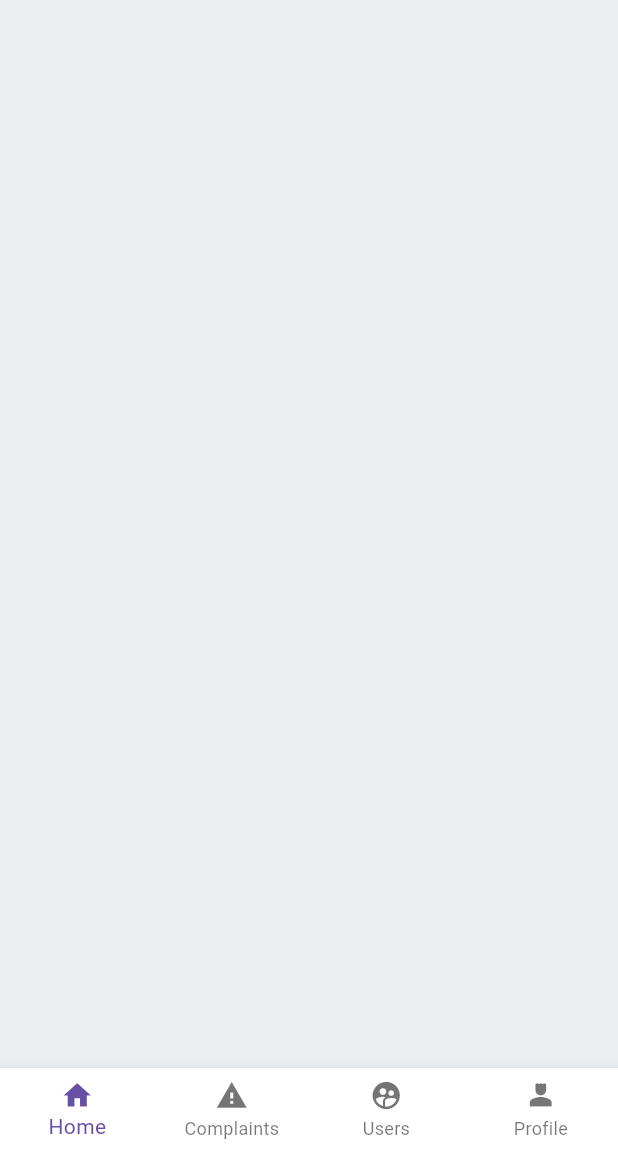
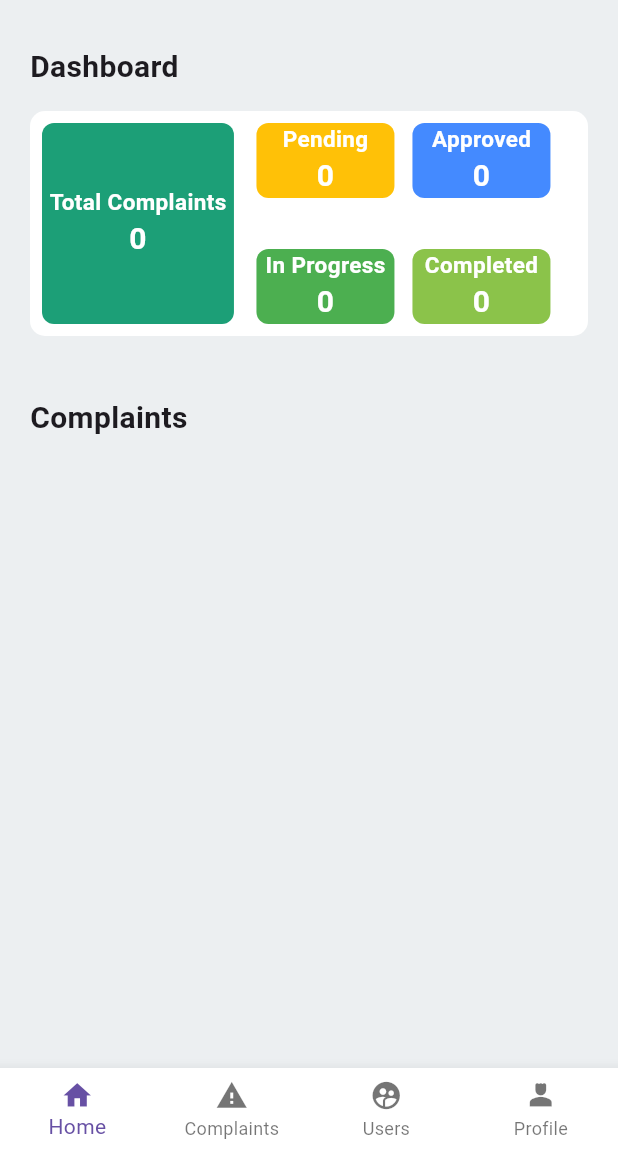
Before and after one commit to binodojha/waste-complaint-system, a Flutter app: the AdminScreen screen opened by its route, on a phone screen of 412 x 824 dp, the part 84-1236 px from its top. Run offline on Flutter 3.47's test engine with Material 3 defaults, Android fonts, the light colour scheme and no system bars; our stand-ins replace cloud_firestore, firebase_auth, firebase_core, geocoding, google_maps_flutter, image_picker and 1 more; missing offline and left inert: dart:ffi; accounts and stored records are empty.

Commit message:
Added admin dashboard with total, pending, and approved complaints count

```diff
--- a/lib/screens/admin/admin_screen.dart
+++ b/lib/screens/admin/admin_screen.dart
@@ -1,8 +1,6 @@
 import 'dart:convert';
 import 'package:flutter/material.dart';
-import 'package:firebase_auth/firebase_auth.dart';
-import 'package:cloud_firestore/cloud_firestore.dart';
-// import 'package:google_maps_flutter/google_maps_flutter.dart';
+import 'package:swms/utils/firebase_serivce.dart';
 import 'package:swms/components/admin_navigation_bar.dart';
 
 class AdminScreen extends StatefulWidget {
@@ -13,7 +11,7 @@ class AdminScreen extends StatefulWidget {
   State<AdminScreen> createState() => _AdminScreenState();
 }
 
-FirebaseFirestore _firestore = FirebaseFirestore.instance;
+final FirebaseSerivce _firebaseService = FirebaseSerivce();
 
 class _AdminScreenState extends State<AdminScreen> {
   int? expandedIndex;
@@ -49,21 +47,50 @@ class _AdminScreenState extends State<AdminScreen> {
       body: Container(
         decoration: BoxDecoration(),
         margin: EdgeInsets.only(left: 20, right: 20, top: 30),
+        child: Column(
+          crossAxisAlignment: CrossAxisAlignment.start,
+          children: [
+            Text(
+              "Dashboard",
+              style: TextStyle(
+                fontSize: 20,
+                fontWeight: FontWeight.bold,
+              ),
+            ),
+            SizedBox(
+              height: 15,
+            ),
+            Container(
+              height: 150,
+              width: double.maxFinite,
+              padding: EdgeInsets.all(8),
+              decoration: BoxDecoration(
+                color: Colors.white,
+                borderRadius: BorderRadius.circular(10),
+              ),
+              child: ComplaintsDashboard(),
+            ),
+            SizedBox(
+              height: 40,
+            ),
+            Text(
+              "Complaints",
+              style: TextStyle(
+                fontSize: 20,
+                fontWeight: FontWeight.bold,
+              ),
+            ),
+            SizedBox(
+              height: 15,
+            ),
+            Expanded(
               child: StreamBuilder(
-          stream: _firestore.collection('complaints').snapshots(),
+                stream: _firebaseService.getComplaints(),
                 builder: (context, snapshot) {
-            var complaints = snapshot.data!.docs.map((doc) {
-              return {
-                'id': doc.id,
-                'title': doc['title'],
-                'description': doc['description'],
-                'location': doc['location'],
-                'email': doc['email'],
-                'image': doc['image'],
-                'timestamp': doc['timestamp'],
-                'status': doc['status'],
-              };
-            }).toList();
+                  if (snapshot.connectionState == ConnectionState.waiting) {
+                    return Center(child: CircularProgressIndicator());
+                  }
+                  var complaints = snapshot.data!;
                   return ListView.builder(
                     itemCount: complaints.length,
                     itemBuilder: (context, index) {
@@ -80,6 +107,9 @@ class _AdminScreenState extends State<AdminScreen> {
                     },
                   );
                 },
+              ),
+            ),
+          ],
         ),
       ),
     );
@@ -117,10 +147,7 @@ class _ExpandableComplaintCardState extends State<ExpandableComplaintCard> {
   String? updatedStatus;
   void updatStatus(BuildContext context, String docId, String newStatus) async {
     try {
-      await _firestore.collection('complaints').doc(docId).update({
-        'status': newStatus,
-        'timestamp': FieldValue.serverTimestamp(),
-      });
+      await _firebaseService.updateComplaintStatus(docId, newStatus);
       setState(() {
         updatedStatus = newStatus;
       });
@@ -143,7 +170,7 @@ class _ExpandableComplaintCardState extends State<ExpandableComplaintCard> {
       child: AnimatedContainer(
         duration: Duration(milliseconds: 400),
         curve: Curves.easeInOut,
-        margin: EdgeInsets.only(bottom: 10),
+        margin: EdgeInsets.only(bottom: 15),
         padding: EdgeInsets.only(left: 10, right: 20, bottom: 5, top: 5),
         decoration: BoxDecoration(
           color: Colors.white,
@@ -201,18 +228,18 @@ class _ExpandableComplaintCardState extends State<ExpandableComplaintCard> {
                 Row(
                   children: [
                     displayStatus == 'pending'
-                        ? ActionButton(
+                        ? actionButton(
                             title: 'Accept',
                             icon: Icons.check,
                             onClicked: () =>
-                                updatStatus(context, widget.id, 'In Progress'),
+                                updatStatus(context, widget.id, 'Approved'),
                           )
                         : Container(),
                     SizedBox(
                       width: 20,
                     ),
                     displayStatus == 'pending'
-                        ? ActionButton(
+                        ? actionButton(
                             title: 'Reject',
                             icon: Icons.close,
                             onClicked: () =>
@@ -229,7 +256,148 @@ class _ExpandableComplaintCardState extends State<ExpandableComplaintCard> {
   }
 }
 
-Widget ActionButton({
+class ComplaintsDashboard extends StatelessWidget {
+  const ComplaintsDashboard({super.key});
+
+  @override
+  Widget build(BuildContext context) {
+    return StreamBuilder(
+        stream: _firebaseService.getComplaints(),
+        builder: (context, snapshot) {
+          if (snapshot.connectionState == ConnectionState.waiting) {
+            return Center(child: CircularProgressIndicator());
+          }
+          var complaints = snapshot.data!;
+          // Count the complaints
+          String totalComplaintsInt = complaints.length.toString();
+          String pendingComplaintsInt = complaints
+              .where((c) => c['status'] == 'pending')
+              .length
+              .toString();
+          String completedComplaintsInt = complaints
+              .where((c) => c['status'] == 'Completed')
+              .length
+              .toString();
+          String inProgressComplaintsInt = complaints
+              .where((c) => c['status'] == 'In Progress')
+              .length
+              .toString();
+          String approvedComplaintsInt = complaints
+              .where((c) => c['status'] == 'Approved')
+              .length
+              .toString();
+          return Row(
+            crossAxisAlignment: CrossAxisAlignment.start,
+            children: [
+              complaintNumberWidget(
+                  statusTitle: 'Total Complaints',
+                  numberTitle: totalComplaintsInt,
+                  color: Color.fromARGB(1000, 5, 150, 105),
+                  statusTitleSize: 15.0,
+                  numberTitleSize: 20.0),
+              SizedBox(
+                width: 15,
+              ),
+              Column(
+                crossAxisAlignment: CrossAxisAlignment.start,
+                mainAxisAlignment: MainAxisAlignment.spaceBetween,
+                children: [
+                  Row(
+                    children: [
+                      complaintNumberWidget(
+                        statusTitle: 'Pending',
+                        numberTitle: pendingComplaintsInt,
+                        color: Colors.amber[500],
+                        statusTitleSize: 15.0,
+                        numberTitleSize: 20.0,
+                        width: 92.0,
+                      ),
+                      SizedBox(
+                        width: 12,
+                      ),
+                      complaintNumberWidget(
+                        statusTitle: 'Approved',
+                        numberTitle: approvedComplaintsInt,
+                        color: Colors.blueAccent,
+                        statusTitleSize: 15.0,
+                        numberTitleSize: 20.0,
+                        width: 92.0,
+                      ),
+                    ],
+                  ),
+                  Row(
+                    children: [
+                      complaintNumberWidget(
+                        statusTitle: 'In Progress',
+                        numberTitle: inProgressComplaintsInt,
+                        color: Colors.green,
+                        statusTitleSize: 15.0,
+                        numberTitleSize: 20.0,
+                        width: 92.0,
+                      ),
+                      SizedBox(
+                        width: 12,
+                      ),
+                      complaintNumberWidget(
+                        statusTitle: 'Completed',
+                        numberTitle: completedComplaintsInt,
+                        color: Colors.lightGreen,
+                        statusTitleSize: 15.0,
+                        numberTitleSize: 20.0,
+                        width: 92.0,
+                      ),
+                    ],
+                  )
+                ],
+              )
+            ],
+          );
+        });
+  }
+}
+
+Widget complaintNumberWidget({
+  required String statusTitle,
+  required String numberTitle,
+  required color,
+  required statusTitleSize,
+  required numberTitleSize,
+  width,
+  height,
+}) {
+  TextStyle commonTextStyle = TextStyle(
+    color: Colors.white,
+    fontWeight: FontWeight.bold,
+  );
+  return Container(
+    width: width,
+    height: height,
+    padding: EdgeInsets.symmetric(horizontal: 5),
+    decoration: BoxDecoration(
+      color: color,
+      borderRadius: BorderRadius.circular(8),
+    ),
+    child: Column(
+      mainAxisAlignment: MainAxisAlignment.center,
+      children: [
+        Text(
+          statusTitle,
+          style: commonTextStyle.copyWith(
+            fontSize: statusTitleSize,
+          ),
+        ),
+        Text(
+          numberTitle,
+          style: commonTextStyle.copyWith(
+            fontSize: numberTitleSize,
+          ),
+        ),
+      ],
+    ),
+  );
+}
+
+Widget actionButton({
   required String title,
   required IconData icon,
   required VoidCallback onClicked,
@@ -242,12 +410,14 @@ Widget ActionButton({
       shape: LinearBorder(),
     ),
     child: Row(
-      spacing: 10.0,
       children: [
         Icon(
           icon,
           color: Colors.white,
           size: 20,
+        ),
+        SizedBox(
+          width: 10,
         ),
         Text(
           title,
--- /dev/null
+++ b/lib/utils/firebase_serivce.dart
@@ -0,0 +1,34 @@
+import 'package:cloud_firestore/cloud_firestore.dart';
+
+class FirebaseSerivce {
+  final FirebaseFirestore _firestore = FirebaseFirestore.instance;
+  // fetch data from complaints documents
+  Stream<List<Map<String, dynamic>>> getComplaints() {
+    return _firestore.collection('complaints').snapshots().map((snapshot) {
+      return snapshot.docs.map((doc) {
+        return {
+          'id': doc.id,
+          'title': doc['title'],
+          'description': doc['description'],
+          'location': doc['location'],
+          'email': doc['email'],
+          'image': doc['image'],
+          'timestamp': doc['timestamp'],
+          'status': doc['status'],
+        };
+      }).toList();
+    });
+  }
+
+  // Update status field in complaints document
+  Future<void> updateComplaintStatus(String docId, String newStatus) async {
+    try {
+      await _firestore.collection('complaints').doc(docId).update({
+        'status': newStatus,
+        'timestamp': FieldValue.serverTimestamp(),
+      });
+    } catch (e) {
+      throw Exception("Error updating complaint status: $e");
+    }
+  }
+}
```
Also changed, not shown: 1 other file. Lines whose indentation alone changed are shown as unchanged.
